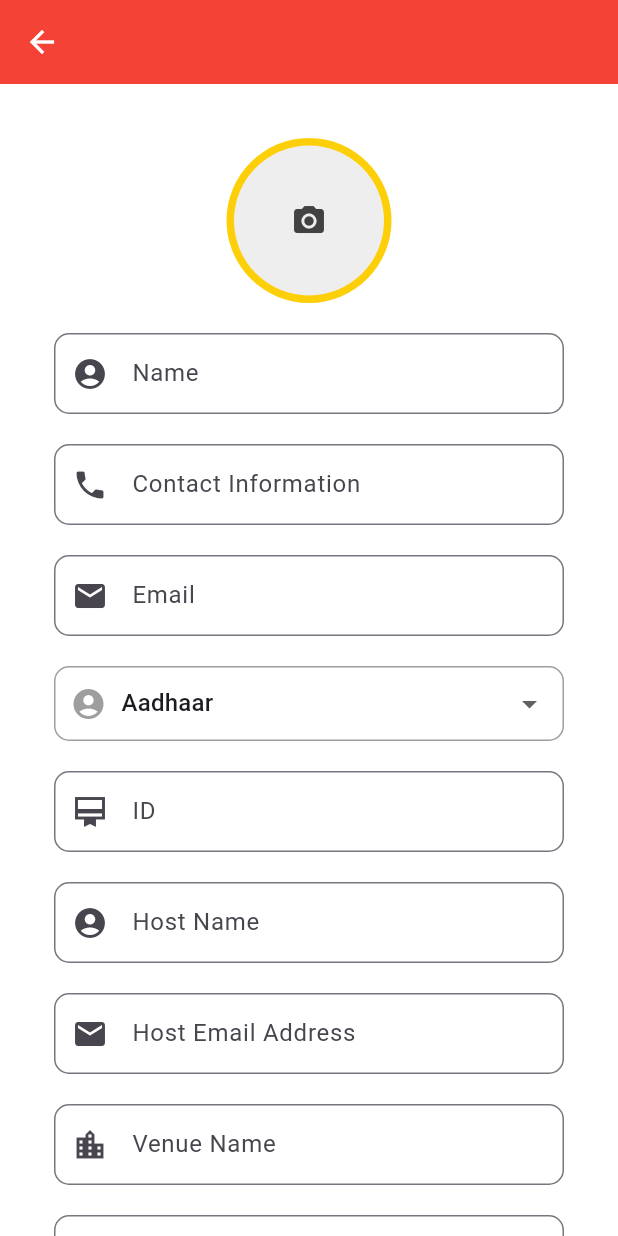
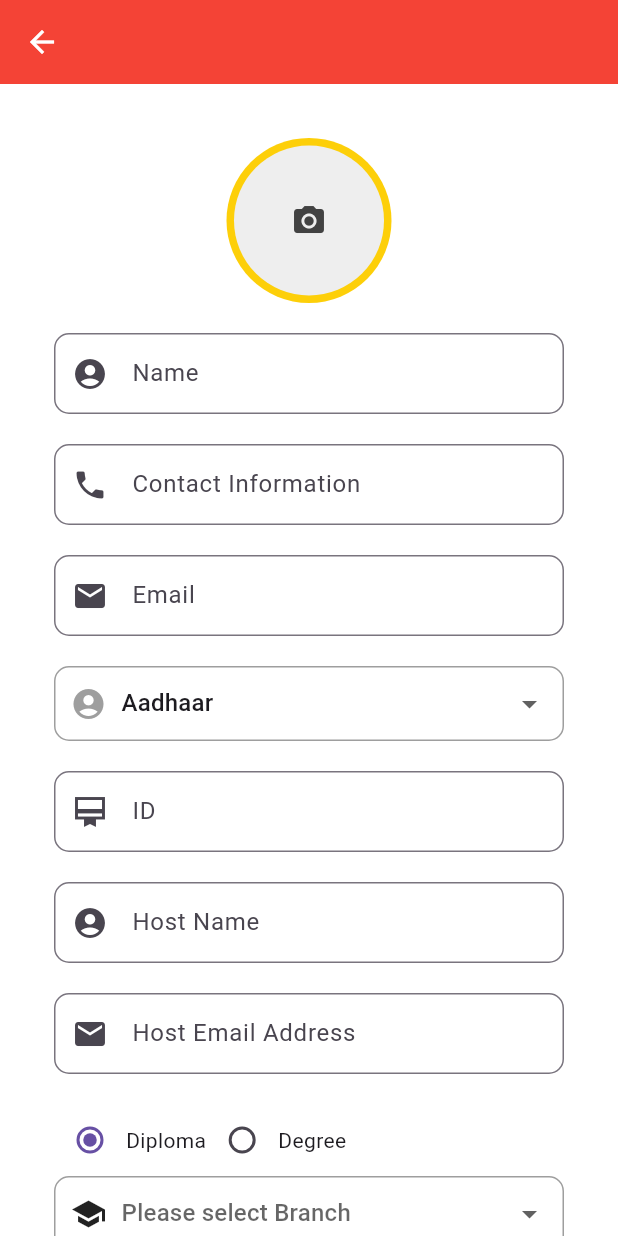
Before and after one commit to devpravesh/vms, a Flutter app: the RegisterVisit screen opened directly, on a phone screen of 412 x 824 dp. Run offline on Flutter 3.47's test engine with Material 3 defaults, Android fonts, the phone set to English and light mode, and no system bars; our stand-ins replace cloud_firestore, firebase_auth, firebase_core, firebase_storage, flutter_spinkit, fluttertoast and 1 more; accounts and stored records are empty.

Commit message:
added department and branch

```diff
--- a/lib/model/pass_model.dart
+++ b/lib/model/pass_model.dart
@@ -7,6 +7,8 @@ class PassModel {
   String? hostEmail;
   String? contactInfo;
   String? idType;
+  String? department;
+  String? branch;
   String? idValue;
   String? location;
   int? days;
@@ -24,12 +26,13 @@ class PassModel {
       this.days,
       this.contactInfo,
       this.idType,
+      this.department,
+      this.branch,
       this.idValue,
       this.location,
       this.isActive,
       this.isVerified,
-      this.passSecret
-      });
+      this.passSecret});
 
   // receiving data from server
   factory PassModel.fromMap(id, map) {
@@ -44,10 +47,12 @@ class PassModel {
         contactInfo: map['contactInfo'],
         idType: map['idType'],
         idValue: map['idType'],
+        department: map['department'],
+        branch: map['branch'],
         location: map['Location'],
         isActive: map['isActive'],
         isVerified: map['isVerified'],
-        passSecret:map['x000fasts']);
+        passSecret: map['x000fasts']);
   }
 
   // sending data to our server
@@ -60,7 +65,8 @@ class PassModel {
       'hostName': hostName,
       'days': days,
       'idType': idType,
-      'idValue': idValue,
+      'department': department,
+      'branch': branch,
       'contactInfo': contactInfo,
       'location': location,
       'isActive': isActive,
--- a/lib/screens/register_visit.dart
+++ b/lib/screens/register_visit.dart
@@ -32,6 +32,17 @@ class _RegisterVisitState extends State<RegisterVisit> {
   String? errorMessage;
 
   String idTypeSelected = "Aadhaar";
+  String branch = "";
+
+  String department = "Diploma";
+
+  List<String> getBranch() {
+    if (department == "Diploma") {
+      return ["CSEAIML", "Computer Engineer", "Electrical"];
+    } else {
+      return [];
+    }
+  }
 
   // our form key
   final _formKey = GlobalKey<FormState>();
@@ -133,13 +144,6 @@ class _RegisterVisitState extends State<RegisterVisit> {
           ),
           borderRadius: BorderRadius.circular(10),
         ),
-        // decoration: InputDecoration(
-        //   prefixIcon: const Icon(Icons.calendar_today_outlined),
-        //   contentPadding: const EdgeInsets.fromLTRB(20, 15, 20, 15),
-        //   hintText: "Enter number of days",
-        //   border: OutlineInputBorder(
-        //     borderRadius: BorderRadius.circular(10),
-        //   ),
         child: Row(
             mainAxisAlignment: MainAxisAlignment.spaceBetween,
             children: <Widget>[
@@ -373,7 +377,44 @@ class _RegisterVisitState extends State<RegisterVisit> {
       ),
     );
     final submitButton = makeButton("Submit", submit);
-
+    final branchField = Container(
+      padding: const EdgeInsets.fromLTRB(10, 0, 10, 0),
+      decoration: BoxDecoration(
+        border: Border.all(
+          color: Colors.grey,
+        ),
+        borderRadius: BorderRadius.circular(10),
+      ),
+      child: Row(
+        mainAxisAlignment: MainAxisAlignment.spaceBetween,
+        children: <Widget>[
+          const Icon(Icons.school),
+          const SizedBox(width: 10),
+          Expanded(
+            child: DropdownButton<String>(
+              hint: const Text("Please select Branch"),
+              isExpanded: true,
+              value: branch.isNotEmpty ? branch : null,
+              elevation: 16,
+              underline: Container(
+                height: 2,
+              ),
+              onChanged: (String? newValue) {
+                setState(() {
+                  branch = newValue!;
+                });
+              },
+              items: getBranch().map<DropdownMenuItem<String>>((String value) {
+                return DropdownMenuItem<String>(
+                  value: value,
+                  child: Text(value),
+                );
+              }).toList(),
+            ),
+          ),
+        ],
+      ),
+    );
     return Scaffold(
       backgroundColor: Colors.white,
       appBar: AppBar(
@@ -415,6 +456,33 @@ class _RegisterVisitState extends State<RegisterVisit> {
                     const SizedBox(height: 20),
                     hostEmailField,
                     const SizedBox(height: 20),
+                    Row(
+                      mainAxisAlignment: MainAxisAlignment.start,
+                      children: <Widget>[
+                        Radio<String>(
+                          value: 'Diploma',
+                          groupValue: department,
+                          onChanged: (String? value) {
+                            setState(() {
+                              department = value!;
+                            });
+                          },
+                        ),
+                        const Text('Diploma'),
+                        Radio<String>(
+                          value: 'Degree',
+                          groupValue: department,
+                          onChanged: (String? value) {
+                            setState(() {
+                              department = value!;
+                            });
+                          },
+                        ),
+                        const Text('Degree'),
+                      ],
+                    ),
+                    branchField,
+                    const SizedBox(height: 20),
                     venueLocation,
                     const SizedBox(height: 20),
                     days,
@@ -453,11 +521,13 @@ class _RegisterVisitState extends State<RegisterVisit> {
     var uuid = const Uuid();
     passModel.passSecret = uuid.v1();
     passModel.userId = user?.uid;
-    passModel.email = user!.email;
+    passModel.email = emailEditingController.text;
     passModel.name = nameEditingController.text;
     passModel.contactInfo = contactInfoController.text;
     passModel.idType = idTypeSelected;
     passModel.idValue = idEditingController.text;
+    passModel.department = department;
+    passModel.branch = branch;
     passModel.days = int.parse(dayInfoController.text);
     passModel.hostName = hostNameEditingController.text;
     passModel.hostEmail = hostEmailEditingController.text;
@@ -471,7 +541,7 @@ class _RegisterVisitState extends State<RegisterVisit> {
         .then((value) => {passModel.uid = value.id});
 
     await Future.wait([
-      firebaseFirestore.collection("users").doc(user.uid).update({
+      firebaseFirestore.collection("users").doc(user!.uid).update({
         'passes': FieldValue.arrayUnion([passModel.uid!])
       }),
       uploadFile(passModel.uid!),
```
